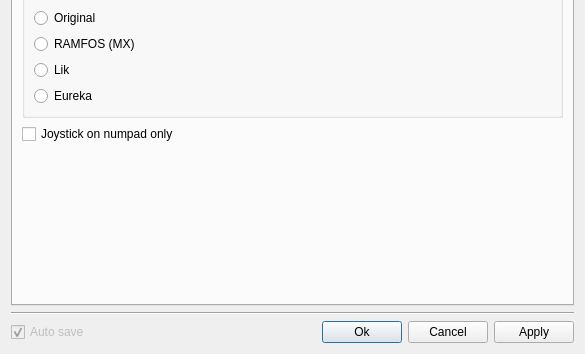
First picture: the form in src/qt/qtSettingsDialog.ui, repository vpyk/emu80v4, before the edit; both pictures show x 0 to 585 and y 186 to 540 of the 585 by 540 pixel window.
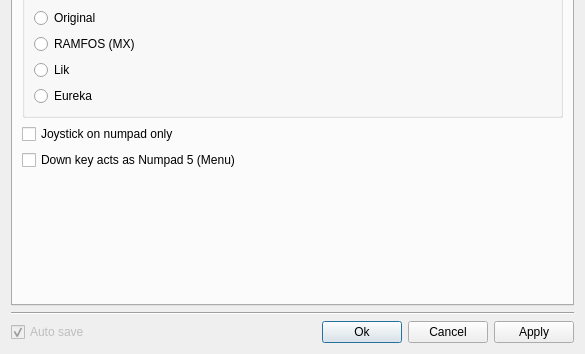
Second picture: the form after the edit. The open tabs and pages were chosen to show the change.

Commit message: Add "Down key acts as Numpad 5" option for Korvet

Patch:
```diff
--- a/src/qt/qtSettingsDialog.ui
+++ b/src/qt/qtSettingsDialog.ui
@@ -1328,6 +1328,13 @@
          </property>
         </widget>
        </item>
+       <item>
+        <widget class="QCheckBox" name="downAsNumpad5CheckBox">
+         <property name="text">
+          <string>Down key acts as Numpad 5 (Menu)</string>
+         </property>
+        </widget>
+       </item>
        <item>
         <spacer name="verticalSpacer_7">
          <property name="orientation">
```
Left out of the diff: 1 changed line with no effect on the pictures. The commit also changes 7 other files.
